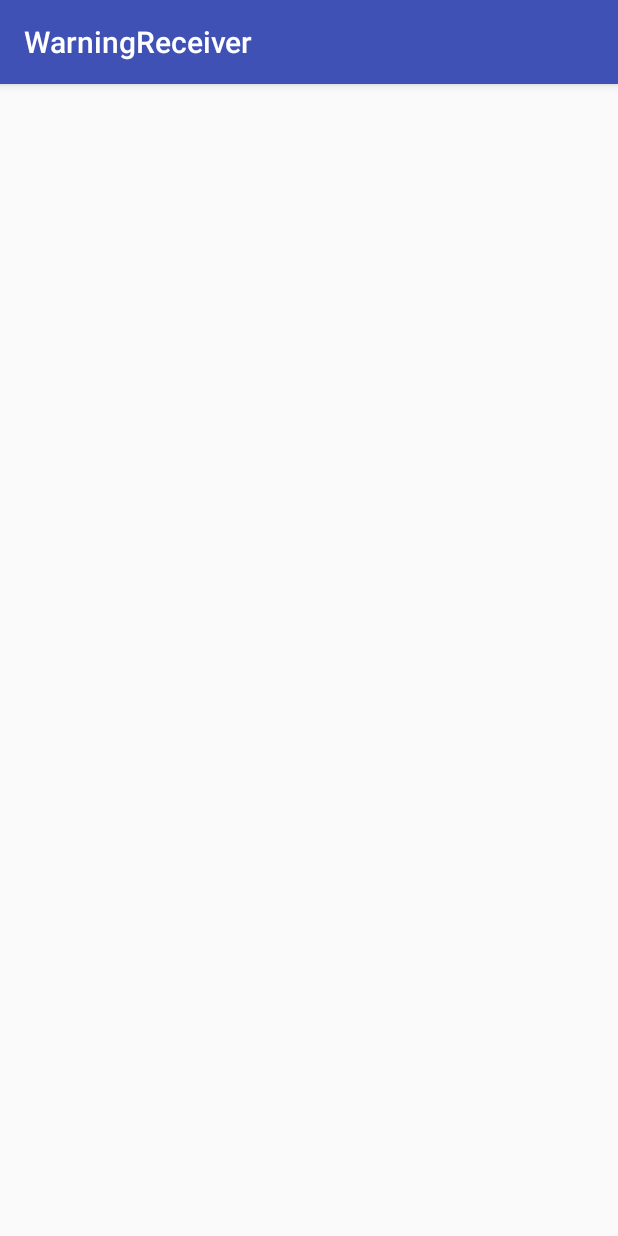
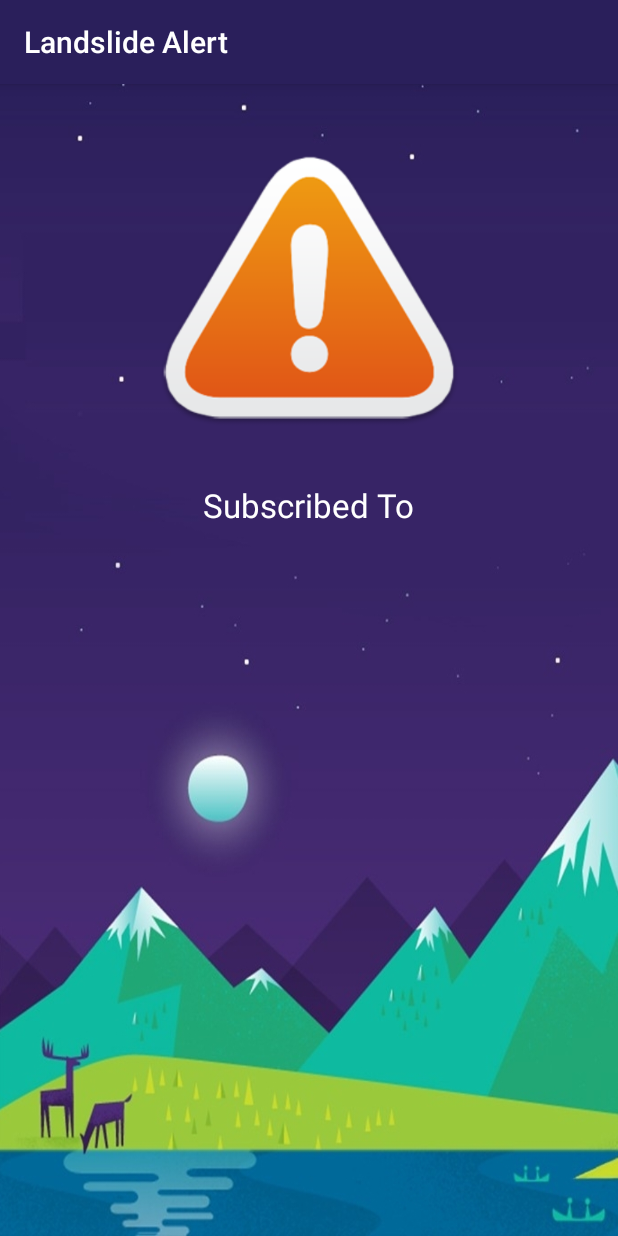
Before and after one commit to rpidanny/landslide-early-warning-system, an Android app: the screen it shows after launch (MainActivity), on a phone screen of 412 x 824 dp. Run offline under Robolectric (Android 15) with nearby library versions, the phone set to English and light mode, and no system bars; 3 statements that could not run were skipped.

Commit message:
mainactivity ui changes

```diff
--- a/Android/NotificationReceivers/app/src/main/java/challenge/app/warningreceiver/MainActivity.java
+++ b/Android/NotificationReceivers/app/src/main/java/challenge/app/warningreceiver/MainActivity.java
@@ -6,6 +6,7 @@ import android.content.SharedPreferences;
 import android.support.v7.app.AppCompatActivity;
 import android.os.Bundle;
 import android.util.Log;
+import android.widget.TextView;
 
 import com.google.android.gms.common.ConnectionResult;
 import com.google.android.gms.common.GoogleApiAvailability;
@@ -14,7 +15,7 @@ import com.google.android.gms.common.GoogleApiAvailability;
 public class MainActivity extends AppCompatActivity {
     private static final String TAG = "MainActivity";
     private static final int PLAY_SERVICES_RESOLUTION_REQUEST = 9000;
-
+    private TextView tv;
     SharedPreferences sharedpreferences;
     public static final String MyPREFERENCES = "MyPrefs" ;
 
@@ -23,7 +24,7 @@ public class MainActivity extends AppCompatActivity {
         super.onCreate(savedInstanceState);
         setContentView(R.layout.activity_main);
         sharedpreferences = getSharedPreferences(MyPREFERENCES, Context.MODE_PRIVATE);
-
+        tv = (TextView) findViewById(R.id.textView2);
         //Adding preference data for testing
         //SharedPreferences.Editor editor = getSharedPreferences(MyPREFERENCES, MODE_PRIVATE).edit();
         //editor.putString("location", "Thapathali");
@@ -31,6 +32,8 @@ public class MainActivity extends AppCompatActivity {
 
         //read shared preference
         GCMPreferences.TOPICS[1] = sharedpreferences.getString("location", null);
+        tv.setText(GCMPreferences.TOPICS[1]);
+
         register(GCMPreferences.SENDER_ID);
     }
 
--- a/Android/NotificationReceivers/app/src/main/res/layout/activity_main.xml
+++ b/Android/NotificationReceivers/app/src/main/res/layout/activity_main.xml
@@ -3,10 +3,33 @@
     xmlns:tools="http://schemas.android.com/tools"
     android:layout_width="match_parent"
     android:layout_height="match_parent"
-    android:paddingBottom="@dimen/activity_vertical_margin"
-    android:paddingLeft="@dimen/activity_horizontal_margin"
-    android:paddingRight="@dimen/activity_horizontal_margin"
-    android:paddingTop="@dimen/activity_vertical_margin"
-    tools:context="challenge.app.warningreceiver.MainActivity">
+    tools:context="challenge.app.warningreceiver.MainActivity"
+    android:background="@drawable/nowpaper1crop">
 
+    <TextView
+        android:layout_width="wrap_content"
+        android:layout_height="wrap_content"
+        android:textAppearance="?android:attr/textAppearanceLarge"
+        android:text="Subscribed To"
+        android:id="@+id/textView"
+        android:textColor="#fff"
+        android:layout_below="@+id/imageView"
+        android:layout_centerHorizontal="true"/>
+
+    <TextView
+        android:layout_width="wrap_content"
+        android:layout_height="wrap_content"
+        android:textAppearance="?android:attr/textAppearanceMedium"
+        android:id="@+id/textView2"
+        android:textColor="#fff"
+        android:layout_below="@+id/textView"
+        android:layout_centerHorizontal="true" />
+
+    <ImageView
+        android:layout_width="200dp"
+        android:layout_height="wrap_content"
+        android:id="@+id/imageView"
+        android:src="@drawable/logo"
+        android:layout_marginTop="10dp"
+        android:layout_centerHorizontal="true" />
 </RelativeLayout>
--- a/Android/NotificationReceivers/app/src/main/res/values/colors.xml
+++ b/Android/NotificationReceivers/app/src/main/res/values/colors.xml
@@ -1,6 +1,6 @@
 <?xml version="1.0" encoding="utf-8"?>
 <resources>
-    <color name="colorPrimary">#3F51B5</color>
-    <color name="colorPrimaryDark">#303F9F</color>
+    <color name="colorPrimary">#2a1f5b</color>
+    <color name="colorPrimaryDark">#67918b</color>
     <color name="colorAccent">#FF4081</color>
 </resources>
--- a/Android/NotificationReceivers/app/src/main/res/values/strings.xml
+++ b/Android/NotificationReceivers/app/src/main/res/values/strings.xml
@@ -1,5 +1,5 @@
 <resources>
-    <string name="app_name">WarningReceiver</string>
+    <string name="app_name">Landslide Alert</string>
 
     <!-- Strings related to login -->
     <string name="prompt_email">Email</string>
```
Also changed, not shown: Android/NotificationReceivers/app/src/main/res/drawable/nowpaper1crop.jpg (added).
